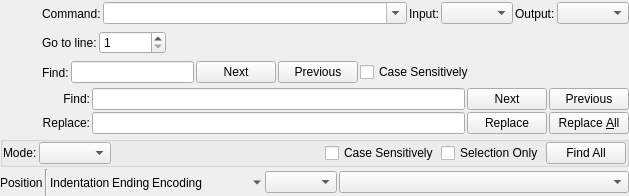
The window that resources/ui/codeeditor/status.ui (prymatex/prymatex) describes before a commit, drawn with Qt 5.
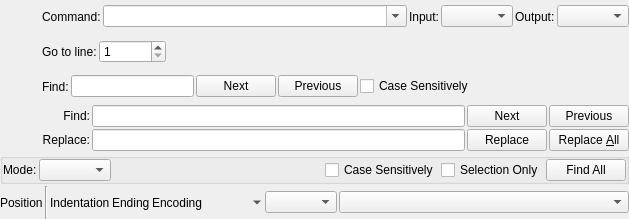
The same window after the commit. Icons and pictures are not drawn.

The edit to the form file:
```diff
--- a/resources/ui/codeeditor/status.ui
+++ b/resources/ui/codeeditor/status.ui
@@ -7,7 +7,7 @@
     <x>0</x>
     <y>0</y>
     <width>629</width>
-    <height>196</height>
+    <height>219</height>
    </rect>
   </property>
   <property name="windowTitle">
```
Left out of the diff: 46 changed lines with no effect on the pictures.
